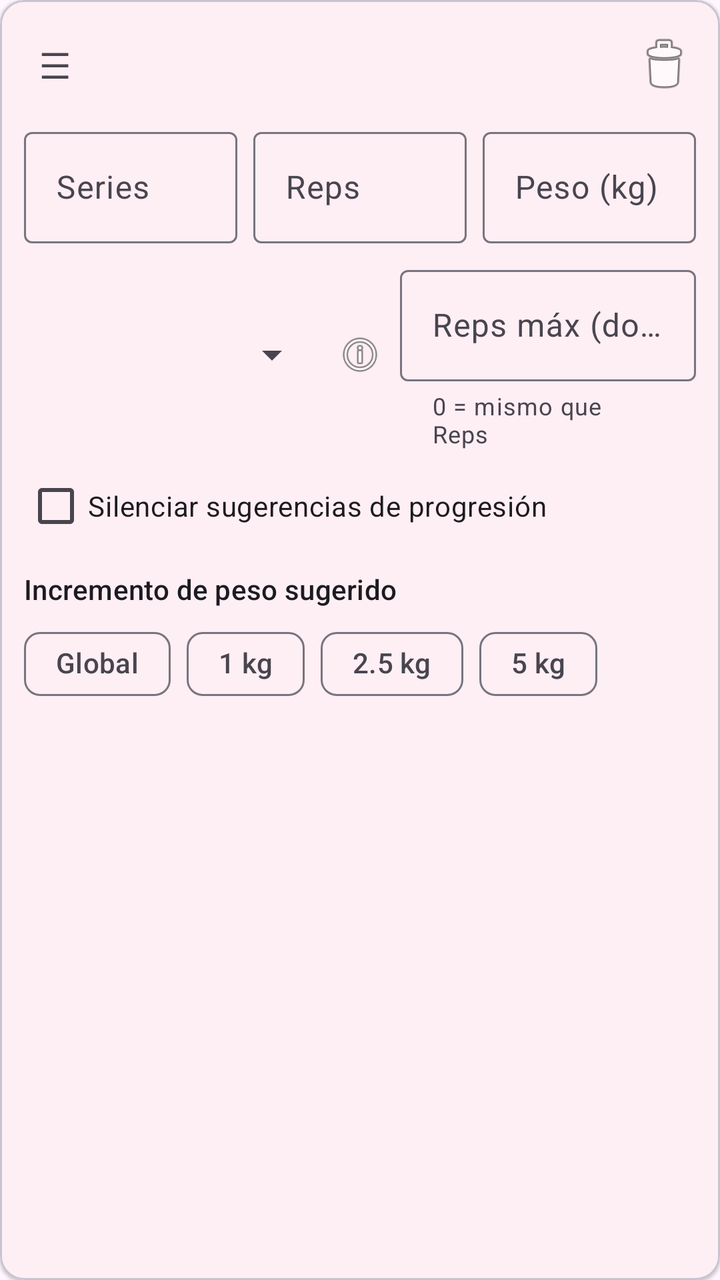
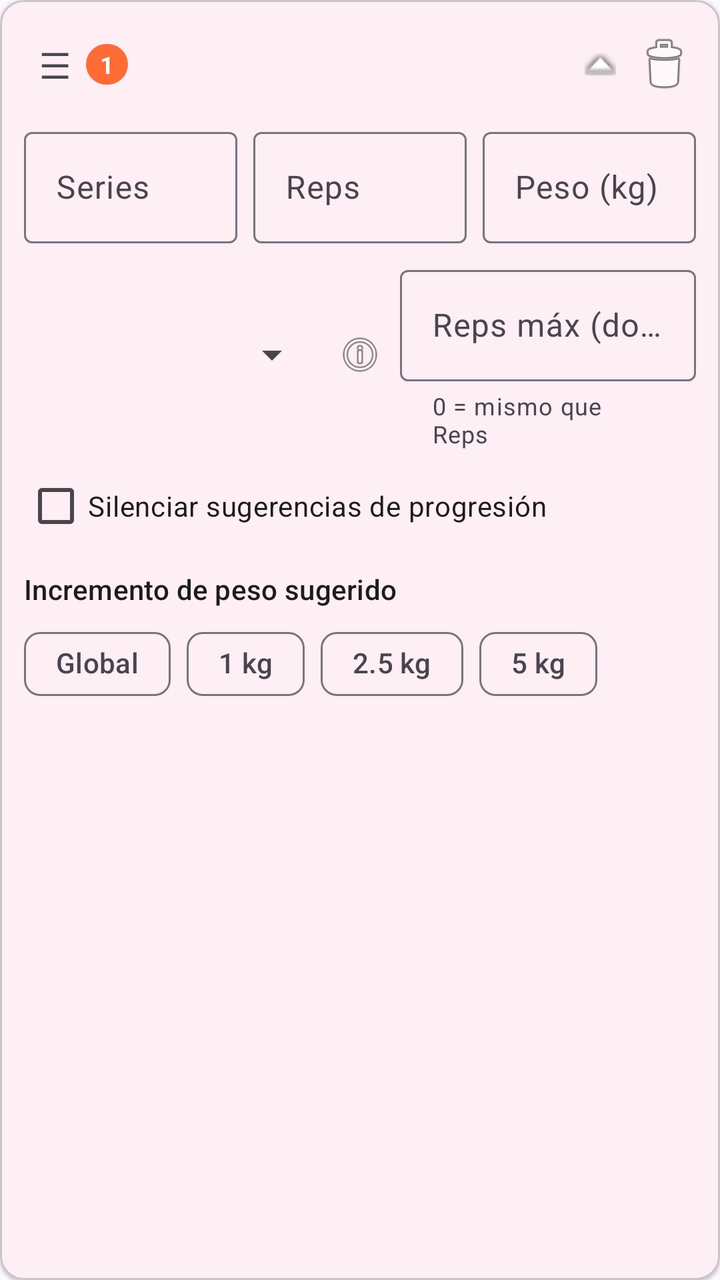

Compare the two renders of this Android layout. The source of the first and the diff that turns it into the second are given below.
<!-- AndroidManifest.xml: application theme Theme.IronQuest -->
<!-- res/layout/item_ejercicio_rutina_edit.xml -->
<?xml version="1.0" encoding="utf-8"?>
<com.google.android.material.card.MaterialCardView xmlns:android="http://schemas.android.com/apk/res/android"
    xmlns:app="http://schemas.android.com/apk/res-auto"
    android:layout_width="match_parent"
    android:layout_height="wrap_content"
    android:layout_marginBottom="8dp"
    app:cardElevation="1dp">

    <LinearLayout
        android:layout_width="match_parent"
        android:layout_height="wrap_content"
        android:orientation="vertical"
        android:padding="12dp">

        <LinearLayout
            android:layout_width="match_parent"
            android:layout_height="wrap_content"
            android:orientation="horizontal"
            android:gravity="center_vertical">

            <TextView
                android:id="@+id/icon_arrastrar_ejercicio"
                android:layout_width="wrap_content"
                android:layout_height="wrap_content"
                android:padding="8dp"
                android:text="☰"
                android:textSize="18sp"
                android:contentDescription="Arrastrar para reordenar" />

            <TextView
                android:id="@+id/text_nombre_ejercicio"
                android:layout_width="0dp"
                android:layout_height="wrap_content"
                android:layout_weight="1"
                android:textStyle="bold"
                android:textSize="16sp" />

            <ImageButton
                android:id="@+id/button_editar_nombre_ejercicio"
                android:layout_width="wrap_content"
                android:layout_height="wrap_content"
                android:background="?attr/selectableItemBackgroundBorderless"
                android:contentDescription="Editar ejercicio personalizado"
                android:src="@android:drawable/ic_menu_edit"
                android:visibility="gone" />

            <ImageButton
                android:id="@+id/button_quitar_ejercicio"
                android:layout_width="wrap_content"
                android:layout_height="wrap_content"
                android:background="?attr/selectableItemBackgroundBorderless"
                android:contentDescription="Quitar ejercicio"
                android:src="@android:drawable/ic_menu_delete" />
        </LinearLayout>

        <TextView
            android:id="@+id/text_aviso_migracion"
            android:layout_width="match_parent"
            android:layout_height="wrap_content"
            android:layout_marginTop="4dp"
            android:text="Sin técnica — reemplázalo en la migración o márcalo como tuyo"
            android:textSize="12sp"
            android:textColor="@color/cumplimiento_bajo"
            android:visibility="gone" />

        <LinearLayout
            android:id="@+id/row_badge_info_ejercicio_rutina"
            android:layout_width="match_parent"
            android:layout_height="wrap_content"
            android:layout_marginTop="8dp"
            android:orientation="horizontal"
            android:gravity="center_vertical"
            android:visibility="gone">

            <TextView
                android:id="@+id/badge_musculo_objetivo_rutina"
                android:layout_width="wrap_content"
                android:layout_height="wrap_content"
                android:background="@drawable/bg_badge_musculo_objetivo"
                android:paddingStart="10dp"
                android:paddingEnd="10dp"
                android:paddingTop="3dp"
                android:paddingBottom="3dp"
                android:textColor="@color/ironquest_on_orange_container"
                android:textSize="12sp"
                android:textStyle="bold" />

            <View
                android:layout_width="0dp"
                android:layout_height="1dp"
                android:layout_weight="1" />

            <ImageButton
                android:id="@+id/button_info_ejercicio_rutina"
                android:layout_width="wrap_content"
                android:layout_height="wrap_content"
                android:layout_marginStart="8dp"
                android:background="?attr/selectableItemBackgroundBorderless"
                android:contentDescription="Ver información del ejercicio"
                android:src="@android:drawable/ic_menu_info_details" />

            <ImageButton
                android:id="@+id/button_toggle_gif_rutina"
                android:layout_width="wrap_content"
                android:layout_height="wrap_content"
                android:layout_marginStart="4dp"
                android:background="?attr/selectableItemBackgroundBorderless"
                android:contentDescription="Ocultar o mostrar el GIF de técnica"
                android:src="@android:drawable/ic_menu_gallery" />
        </LinearLayout>

        <pl.droidsonroids.gif.GifImageView
            android:id="@+id/gif_ejercicio_rutina"
            android:layout_width="match_parent"
            android:layout_height="160dp"
            android:layout_marginTop="8dp"
            android:background="@color/ironquest_orange_container"
            android:scaleType="fitCenter"
            android:visibility="gone" />

        <LinearLayout
            android:id="@+id/container_info_ejercicio_rutina"
            android:layout_width="match_parent"
            android:layout_height="wrap_content"
            android:layout_marginTop="8dp"
            android:orientation="vertical"
            android:visibility="gone">

            <TextView
                android:id="@+id/text_musculo_objetivo_info_rutina"
                android:layout_width="match_parent"
                android:layout_height="wrap_content"
                android:textSize="13sp"
                android:visibility="gone" />

            <TextView
                android:id="@+id/text_musculos_secundarios_info_rutina"
                android:layout_width="match_parent"
                android:layout_height="wrap_content"
                android:textSize="13sp"
                android:visibility="gone" />

            <TextView
                android:id="@+id/text_instrucciones_info_rutina"
                android:layout_width="match_parent"
                android:layout_height="wrap_content"
                android:layout_marginTop="4dp"
                android:textSize="13sp"
                android:visibility="gone" />
        </LinearLayout>

        <LinearLayout
            android:layout_width="match_parent"
            android:layout_height="wrap_content"
            android:orientation="horizontal"
            android:layout_marginTop="8dp">

            <com.google.android.material.textfield.TextInputLayout
                android:layout_width="0dp"
                android:layout_height="wrap_content"
                android:layout_weight="1"
                android:layout_marginEnd="4dp"
                android:hint="Series">

                <com.google.android.material.textfield.TextInputEditText
                    android:id="@+id/edit_series"
                    android:layout_width="match_parent"
                    android:layout_height="wrap_content"
                    android:inputType="number" />
            </com.google.android.material.textfield.TextInputLayout>

            <com.google.android.material.textfield.TextInputLayout
                android:layout_width="0dp"
                android:layout_height="wrap_content"
                android:layout_weight="1"
                android:layout_marginStart="4dp"
                android:layout_marginEnd="4dp"
                android:hint="Reps">

                <com.google.android.material.textfield.TextInputEditText
                    android:id="@+id/edit_repeticiones"
                    android:layout_width="match_parent"
                    android:layout_height="wrap_content"
                    android:inputType="number" />
            </com.google.android.material.textfield.TextInputLayout>

            <com.google.android.material.textfield.TextInputLayout
                android:layout_width="0dp"
                android:layout_height="wrap_content"
                android:layout_weight="1"
                android:layout_marginStart="4dp"
                android:hint="Peso (kg)">

                <com.google.android.material.textfield.TextInputEditText
                    android:id="@+id/edit_peso"
                    android:layout_width="match_parent"
                    android:layout_height="wrap_content"
                    android:inputType="numberDecimal" />
            </com.google.android.material.textfield.TextInputLayout>

        </LinearLayout>

        <LinearLayout
            android:layout_width="match_parent"
            android:layout_height="wrap_content"
            android:orientation="horizontal"
            android:layout_marginTop="8dp"
            android:gravity="center_vertical">

            <Spinner
                android:id="@+id/spinner_esquema_progresion"
                android:layout_width="0dp"
                android:layout_height="wrap_content"
                android:layout_weight="1"
                android:layout_marginEnd="4dp" />

            <ImageView
                android:id="@+id/button_info_progresion"
                android:layout_width="24dp"
                android:layout_height="24dp"
                android:layout_marginStart="4dp"
                android:layout_marginEnd="4dp"
                android:clickable="true"
                android:contentDescription="Ver info sobre esquemas de progresión"
                android:focusable="true"
                android:src="@android:drawable/ic_menu_info_details" />

            <com.google.android.material.textfield.TextInputLayout
                android:layout_width="0dp"
                android:layout_height="wrap_content"
                android:layout_weight="1"
                android:layout_marginStart="4dp"
                android:hint="Reps máx (doble prog.)"
                app:helperText="0 = mismo que Reps">

                <com.google.android.material.textfield.TextInputEditText
                    android:id="@+id/edit_repeticiones_max"
                    android:layout_width="match_parent"
                    android:layout_height="wrap_content"
                    android:inputType="number" />
            </com.google.android.material.textfield.TextInputLayout>

        </LinearLayout>

        <CheckBox
            android:id="@+id/check_silenciar_sugerencia"
            android:layout_width="match_parent"
            android:layout_height="wrap_content"
            android:layout_marginTop="4dp"
            android:text="Silenciar sugerencias de progresión"
            android:textSize="14sp" />

        <TextView
            android:layout_width="match_parent"
            android:layout_height="wrap_content"
            android:layout_marginTop="8dp"
            android:text="Incremento de peso sugerido"
            android:textAppearance="?attr/textAppearanceLabelLarge" />

        <com.google.android.material.chip.ChipGroup
            android:id="@+id/chip_group_incremento_ejercicio"
            android:layout_width="match_parent"
            android:layout_height="wrap_content"
            android:layout_marginTop="4dp"
            app:selectionRequired="true"
            app:singleSelection="true">

            <com.google.android.material.chip.Chip
                android:id="@+id/chip_incremento_global"
                style="@style/Widget.Material3.Chip.Filter"
                android:layout_width="wrap_content"
                android:layout_height="wrap_content"
                android:text="Global" />

            <com.google.android.material.chip.Chip
                android:id="@+id/chip_incremento_1"
                style="@style/Widget.Material3.Chip.Filter"
                android:layout_width="wrap_content"
                android:layout_height="wrap_content"
                android:text="1 kg" />

            <com.google.android.material.chip.Chip
                android:id="@+id/chip_incremento_2_5"
                style="@style/Widget.Material3.Chip.Filter"
                android:layout_width="wrap_content"
                android:layout_height="wrap_content"
                android:text="2.5 kg" />

            <com.google.android.material.chip.Chip
                android:id="@+id/chip_incremento_5"
                style="@style/Widget.Material3.Chip.Filter"
                android:layout_width="wrap_content"
                android:layout_height="wrap_content"
                android:text="5 kg" />

        </com.google.android.material.chip.ChipGroup>

    </LinearLayout>

</com.google.android.material.card.MaterialCardView>
<!-- resources referenced by this layout -->
<resources>
  <color name="cumplimiento_bajo">#E53935</color>
  <color name="ironquest_on_orange_container">#3A0D00</color>
  <color name="ironquest_orange_container">#FFDBCE</color>
  <!-- drawable bg_badge_musculo_objetivo (drawable) -->
  <?xml version="1.0" encoding="utf-8"?>
  <shape xmlns:android="http://schemas.android.com/apk/res/android" android:shape="rectangle">
      <solid android:color="@color/ironquest_orange_container" />
      <corners android:radius="12dp" />
  </shape>
  <style name="Theme.IronQuest" parent="Theme.Material3.DayNight.NoActionBar">
          <item name="colorPrimary">@color/ironquest_orange</item>
          <item name="colorOnPrimary">@color/ironquest_on_orange</item>
          <item name="colorPrimaryContainer">@color/ironquest_orange_container</item>
          <item name="colorOnPrimaryContainer">@color/ironquest_on_orange_container</item>
          <item name="colorSecondary">@color/ironquest_orange_dark</item>
          <item name="colorOnSecondary">@color/ironquest_on_orange</item>
          <item name="colorSecondaryContainer">@color/ironquest_orange_light</item>
          <item name="colorOnSecondaryContainer">@color/ironquest_on_orange_container</item>
          <item name="colorTertiary">@color/ironquest_orange_dark</item>
  
          <item name="bottomNavigationStyle">@style/Widget.IronQuest.BottomNavigationView</item>
          <item name="android:statusBarColor">?attr/colorSurface</item>
          <item name="android:windowLightStatusBar">@bool/window_light_status_bar</item>
      </style>
  <color name="ironquest_orange">#FF6B35</color>
  <color name="ironquest_on_orange">#FFFFFF</color>
  <color name="ironquest_orange_dark">#E8571F</color>
  <color name="ironquest_orange_light">#FFB199</color>
  <style name="Widget.IronQuest.BottomNavigationView" parent="Widget.Material3.BottomNavigationView">
          <item name="itemIconTint">@color/nav_item_color</item>
          <item name="itemTextColor">@color/nav_item_color</item>
          <item name="itemActiveIndicatorStyle">@style/Widget.IronQuest.BottomNavigation.ActiveIndicator</item>
      </style>
  <style name="Widget.IronQuest.BottomNavigation.ActiveIndicator" parent="Widget.Material3.BottomNavigationView.ActiveIndicator">
          <item name="android:color">@android:color/transparent</item>
      </style>
</resources>

<!-- the commit's change to res/layout/item_ejercicio_rutina_edit.xml (unified diff, before → after) -->
@@ -28,12 +28,35 @@
                 android:contentDescription="Arrastrar para reordenar" />
 
             <TextView
+                android:id="@+id/text_numero_ejercicio"
+                android:layout_width="wrap_content"
+                android:layout_height="wrap_content"
+                android:layout_marginEnd="6dp"
+                android:background="@drawable/bg_badge_numero_ejercicio"
+                android:paddingStart="7dp"
+                android:paddingEnd="7dp"
+                android:paddingTop="2dp"
+                android:paddingBottom="2dp"
+                android:text="1"
+                android:textColor="@android:color/white"
+                android:textSize="12sp"
+                android:textStyle="bold" />
+
+            <TextView
                 android:id="@+id/text_nombre_ejercicio"
                 android:layout_width="0dp"
                 android:layout_height="wrap_content"
                 android:layout_weight="1"
                 android:textStyle="bold"
                 android:textSize="16sp" />
+
+            <ImageButton
+                android:id="@+id/button_toggle_compactar"
+                android:layout_width="32dp"
+                android:layout_height="32dp"
+                android:background="?attr/selectableItemBackgroundBorderless"
+                android:contentDescription="Compactar o expandir"
+                android:src="@android:drawable/arrow_up_float" />
 
             <ImageButton
                 android:id="@+id/button_editar_nombre_ejercicio"
@@ -52,6 +75,12 @@
                 android:contentDescription="Quitar ejercicio"
                 android:src="@android:drawable/ic_menu_delete" />
         </LinearLayout>
+
+        <LinearLayout
+            android:id="@+id/container_detalle_ejercicio_rutina"
+            android:layout_width="match_parent"
+            android:layout_height="wrap_content"
+            android:orientation="vertical">
 
         <TextView
             android:id="@+id/text_aviso_migracion"
@@ -295,6 +324,8 @@
 
         </com.google.android.material.chip.ChipGroup>
 
+        </LinearLayout>
+
     </LinearLayout>
 
 </com.google.android.material.card.MaterialCardView>
<!-- resource entries referenced after the edit -->
@@ -7,6 +7,12 @@
   <?xml version="1.0" encoding="utf-8"?>
   <shape xmlns:android="http://schemas.android.com/apk/res/android" android:shape="rectangle">
       <solid android:color="@color/ironquest_orange_container" />
+      <corners android:radius="12dp" />
+  </shape>
+  <!-- drawable bg_badge_numero_ejercicio (drawable) -->
+  <?xml version="1.0" encoding="utf-8"?>
+  <shape xmlns:android="http://schemas.android.com/apk/res/android" android:shape="rectangle">
+      <solid android:color="#FF6B35" />
       <corners android:radius="12dp" />
   </shape>
   <style name="Theme.IronQuest" parent="Theme.Material3.DayNight.NoActionBar">
